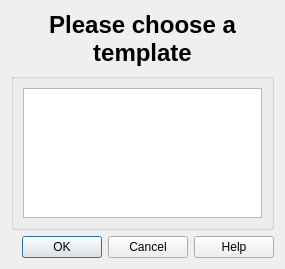
Qt form designer/addmodel.ui (ankitects/anki) before a commit.
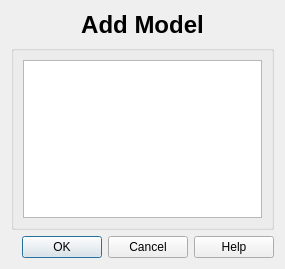
The same form after that commit.

Commit message: template>model in add model

The edit to the form file:
```diff
--- a/designer/addmodel.ui
+++ b/designer/addmodel.ui
@@ -16,7 +16,7 @@
    <item>
     <widget class="QLabel" name="label" >
      <property name="text" >
-      <string>&lt;h1>Please choose a template&lt;/h1></string>
+      <string>&lt;h1>Add Model&lt;/h1></string>
      </property>
      <property name="alignment" >
       <set>Qt::AlignCenter</set>
```
